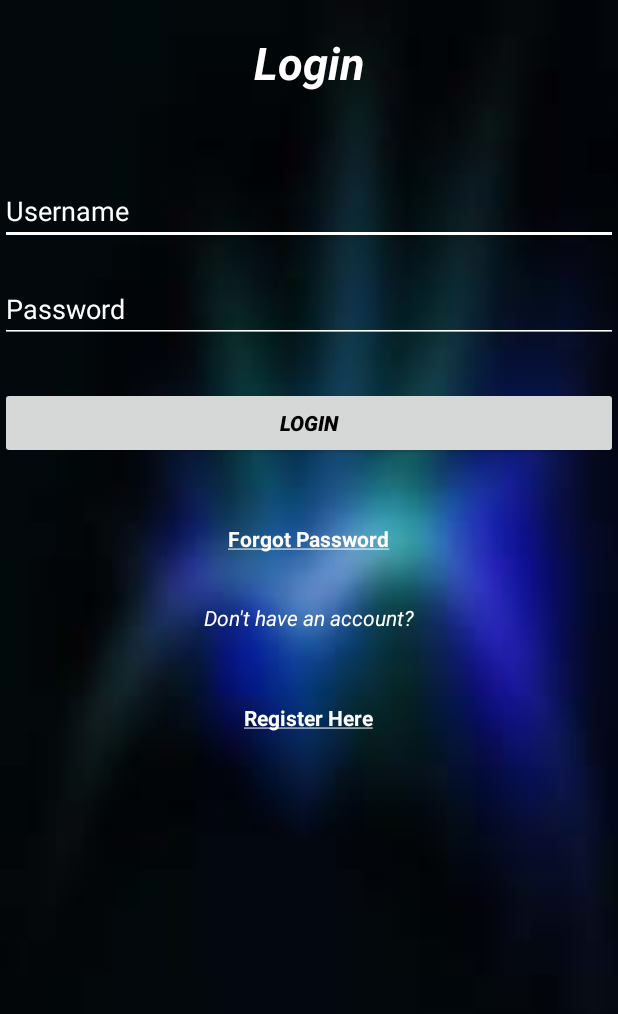
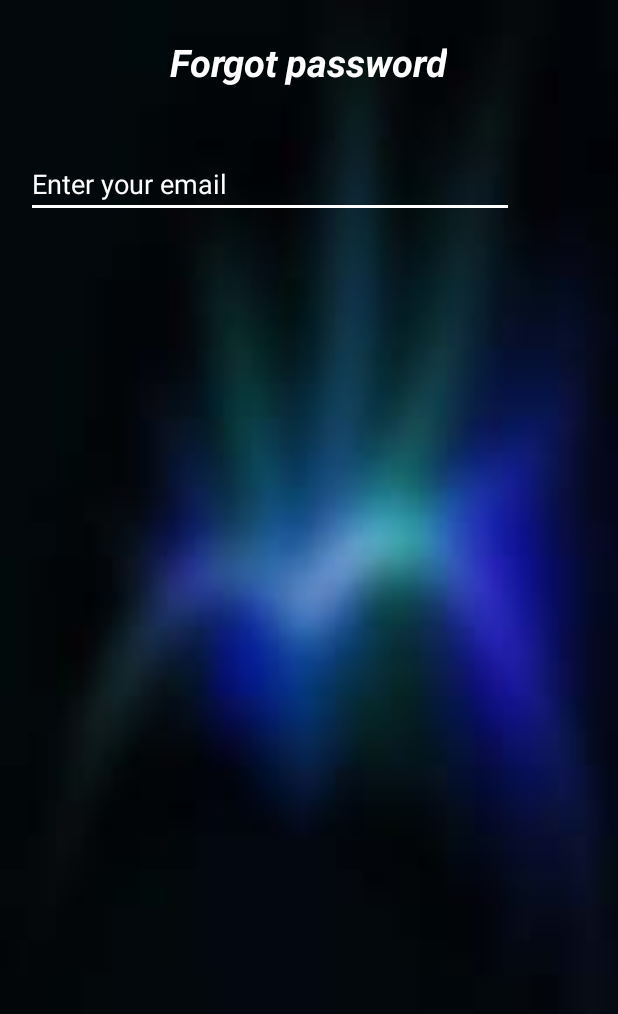
Before and after one commit to rohitraman/LoginandRegister, an Android app: the screen it shows after launch (MainActivity before the commit, Activity_ForgetPassword after it), after a tap on "Forgot Password", on a phone screen of 412 x 824 dp. Shown: the top 1014 px of the screen. Run offline under Robolectric (Android 15) with nearby library versions, the light colour scheme and no system bars.

Commit message:
Changes made

```diff
--- /dev/null
+++ b/app/src/main/java/com/example/hp/loginandregister/Activity_ForgetPassword.java
@@ -0,0 +1,18 @@
+package com.example.hp.loginandregister;
+
+import android.os.Bundle;
+import android.support.v7.app.AppCompatActivity;
+import android.widget.EditText;
+import android.widget.TextView;
+
+public class Activity_ForgetPassword extends AppCompatActivity {
+
+    @Override
+    protected void onCreate(Bundle savedInstanceState) {
+        super.onCreate(savedInstanceState);
+        setContentView(R.layout.activity_forgetpassword);
+        EditText tvEmail=(EditText)findViewById(R.id.et_email);
+        TextView etForgotpassword=(TextView)findViewById(R.id.tv_forgotpassword);
+
+    }
+}
--- /dev/null
+++ b/app/src/main/java/com/example/hp/loginandregister/Activity_Login.java
@@ -0,0 +1,60 @@
+package com.example.hp.loginandregister;
+
+import android.content.Intent;
+import android.os.Bundle;
+import android.support.v7.app.AppCompatActivity;
+import android.view.View;
+import android.widget.Button;
+import android.widget.EditText;
+import android.widget.TextView;
+import android.widget.Toast;
+
+public class Activity_Login extends AppCompatActivity {
+
+    @Override
+    protected void onCreate(Bundle savedInstanceState) {
+        super.onCreate(savedInstanceState);
+        setContentView(R.layout.activity_login);
+
+        final EditText etUsername = (EditText) findViewById(R.id.et_username);
+        final EditText etPassword = (EditText) findViewById(R.id.et_password);
+        final TextView tvLogintext = (TextView) findViewById(R.id.tv_logintext);
+        final TextView tvNoaccount = (TextView) findViewById(R.id.tv_noaccount);
+        final TextView tvForgotpassword = (TextView) findViewById(R.id.tv_forgotpassword);
+        final TextView tvRegister = (TextView) findViewById(R.id.tv_register);
+        final Button btnLogin = (Button) findViewById(R.id.btn_login);
+
+        btnLogin.setOnClickListener(new View.OnClickListener() {
+            @Override
+            public void onClick(View v) {
+                if (etUsername.getText().toString().equals("vader") && etPassword.getText().toString().equals("123")) {
+                    Intent login = new Intent(Activity_Login.this, Activity_Welcome.class);
+                    startActivity(login);
+                    Toast.makeText(getApplicationContext(),"Hello Admin",Toast.LENGTH_LONG).show();
+                    finish();
+                }
+                else
+                {
+                    Toast.makeText(getApplicationContext(), "Wrong Password", Toast.LENGTH_LONG).show();
+                }
+            }
+
+        });
+
+        tvForgotpassword.setOnClickListener(new View.OnClickListener() {
+            @Override
+            public void onClick(View v) {
+                Intent forgotpassIntent = new Intent(Activity_Login.this, Activity_ForgetPassword.class);
+                startActivity(forgotpassIntent);
+            }
+        });
+        tvRegister.setOnClickListener(new View.OnClickListener() {
+            @Override
+            public void onClick(View v) {
+                Intent registerIntent = new Intent(Activity_Login.this, Activity_Register.class);
+                startActivity(registerIntent);
+            }
+        });
+
+    }
+}
--- /dev/null
+++ b/app/src/main/res/layout-land/activity_forgetpassword.xml
@@ -0,0 +1,39 @@
+<?xml version="1.0" encoding="utf-8"?>
+<ScrollView xmlns:android="http://schemas.android.com/apk/res/android"
+    android:orientation="vertical" android:layout_width="match_parent"
+    android:layout_height="match_parent"
+    android:background="@drawable/download">
+<RelativeLayout
+    android:layout_width="match_parent"
+    android:layout_height="match_parent"
+    android:orientation="vertical">
+    <TextView
+        android:id="@+id/tv_forgotpassword"
+        android:layout_width="wrap_content"
+        android:layout_height="wrap_content"
+        android:layout_alignParentTop="true"
+        android:layout_centerHorizontal="true"
+        android:layout_marginTop="24dp"
+        android:text="Forgot password"
+        android:textColor="@color/White"
+        android:textSize="25dp"
+        android:textStyle="italic|bold"/>
+
+    <EditText
+        android:id="@+id/et_email"
+        android:layout_width="600dp"
+        android:layout_height="wrap_content"
+        android:layout_marginTop="41dp"
+        android:ems="10"
+        android:hint="Enter your email"
+        android:textColorHint="@color/White"
+        android:inputType="textEmailAddress"
+        android:backgroundTint="@color/White"
+        android:layout_below="@+id/tv_forgotpassword"
+        android:layout_alignParentLeft="true"
+        android:layout_alignParentStart="true"
+        android:layout_marginLeft="17dp"
+        android:layout_marginStart="17dp" />
+
+</RelativeLayout>
+</ScrollView>
--- a/app/src/main/res/layout-land/activity_login.xml
+++ b/app/src/main/res/layout-land/activity_login.xml
@@ -12,7 +12,7 @@
     android:orientation="vertical">
 
     <EditText
-android:id="@+id/username"
+android:id="@+id/et_username"
 android:layout_width="1700px"
 android:layout_height="wrap_content"
 android:ems="10"
@@ -22,11 +22,11 @@ android:inputType="textPersonName"
 android:backgroundTint="@color/White"
 android:textColor="@color/White"
 android:layout_marginTop="56dp"
-android:layout_below="@+id/logintext"
+android:layout_below="@+id/tv_logintext"
 android:layout_centerHorizontal="true" />
 
 <EditText
-android:id="@+id/password"
+android:id="@+id/et_password"
 android:layout_width="wrap_content"
 android:layout_height="wrap_content"
 android:ems="10"
@@ -36,47 +36,47 @@ android:hint="Password"
 android:inputType="textPassword"
 android:visibility="visible"
 android:backgroundTint="@color/White"
-android:layout_below="@+id/username"
-android:layout_alignLeft="@+id/username"
-android:layout_alignStart="@+id/username"
+android:layout_below="@+id/et_username"
+android:layout_alignLeft="@+id/et_username"
+android:layout_alignStart="@+id/et_username"
 android:layout_marginTop="20dp"
-android:layout_alignRight="@+id/username"
-android:layout_alignEnd="@+id/username" />
+android:layout_alignRight="@+id/et_username"
+android:layout_alignEnd="@+id/et_username" />
 
     <Button
-        android:id="@+id/login"
+        android:id="@+id/btn_login"
         android:layout_width="wrap_content"
         android:layout_height="wrap_content"
-        android:layout_alignEnd="@+id/password"
-        android:layout_alignLeft="@+id/password"
-        android:layout_alignRight="@+id/password"
-        android:layout_alignStart="@+id/password"
-        android:layout_below="@+id/password"
+        android:layout_alignEnd="@+id/et_password"
+        android:layout_alignLeft="@+id/et_password"
+        android:layout_alignRight="@+id/et_password"
+        android:layout_alignStart="@+id/et_password"
+        android:layout_below="@+id/et_password"
         android:layout_marginTop="29dp"
         android:text="login"
         android:textColor="@color/Black"
         android:textStyle="italic|bold" />
 
 <TextView
-android:id="@+id/forgotpassword"
+android:id="@+id/tv_forgotpassword"
 android:layout_width="wrap_content"
 android:layout_height="wrap_content"
 android:text="@string/forgotpassword"
 android:textColor="@color/White"
 android:textStyle="bold"
 android:layout_marginTop="43dp"
-android:layout_below="@+id/login"
+android:layout_below="@+id/btn_login"
 android:layout_centerHorizontal="true" />
 
 <TextView
-android:id="@+id/noaccount"
+android:id="@+id/tv_noaccount"
 android:layout_width="wrap_content"
 android:layout_height="wrap_content"
 android:layout_marginTop="33dp"
 android:text="Don't have an account?"
 android:textStyle="italic"
 android:textColor="@color/White"
-android:layout_below="@+id/forgotpassword"
+android:layout_below="@+id/tv_forgotpassword"
 android:layout_centerHorizontal="true" />
 
 <TextView
@@ -87,11 +87,11 @@ android:layout_marginTop="47dp"
 android:text="@string/RegisterHere"
 android:textStyle="bold"
 android:textColor="@color/White"
-android:layout_below="@+id/noaccount"
+android:layout_below="@+id/tv_noaccount"
 android:layout_centerHorizontal="true" />
 
     <TextView
-        android:id="@+id/logintext"
+        android:id="@+id/tv_logintext"
         android:layout_width="wrap_content"
         android:layout_height="wrap_content"
         android:layout_marginTop="21dp"
--- /dev/null
+++ b/app/src/main/res/layout/activity_forgetpassword.xml
@@ -0,0 +1,40 @@
+<?xml version="1.0" encoding="utf-8"?>
+<ScrollView xmlns:android="http://schemas.android.com/apk/res/android"
+    android:orientation="vertical" android:layout_width="match_parent"
+    android:layout_height="match_parent"
+    android:background="@drawable/download">
+<RelativeLayout
+    android:layout_width="match_parent"
+    android:layout_height="match_parent"
+    android:orientation="vertical">
+    <TextView
+        android:id="@+id/tv_forgotpassword"
+        android:layout_width="wrap_content"
+        android:layout_height="wrap_content"
+        android:layout_alignParentTop="true"
+        android:layout_centerHorizontal="true"
+        android:layout_marginTop="24dp"
+        android:text="Forgot password"
+        android:textColor="@color/White"
+        android:textSize="25dp"
+        android:textStyle="italic|bold"/>
+
+    <EditText
+        android:id="@+id/et_email"
+        android:layout_width="325dp"
+        android:layout_height="wrap_content"
+        android:layout_marginTop="41dp"
+        android:ems="10"
+        android:hint="Enter your email"
+        android:textColorHint="@color/White"
+        android:inputType="textEmailAddress"
+        android:backgroundTint="@color/White"
+        android:layout_below="@+id/tv_forgotpassword"
+        android:layout_alignParentLeft="true"
+        android:layout_alignParentStart="true"
+        android:layout_marginLeft="17dp"
+        android:layout_marginStart="17dp"
+        android:textColor="@color/White"/>
+
+</RelativeLayout>
+</ScrollView>
--- a/app/src/main/res/layout/activity_login.xml
+++ b/app/src/main/res/layout/activity_login.xml
@@ -12,7 +12,7 @@
     android:orientation="vertical">
 
 <EditText
-android:id="@+id/username"
+android:id="@+id/et_username"
 android:layout_width="1000px"
 android:layout_height="wrap_content"
 android:ems="10"
@@ -22,11 +22,11 @@ android:inputType="textPersonName"
 android:backgroundTint="@color/White"
 android:textColor="@color/White"
 android:layout_marginTop="56dp"
-android:layout_below="@+id/logintext"
+android:layout_below="@+id/tv_logintext"
 android:layout_centerHorizontal="true" />
 
 <EditText
-android:id="@+id/password"
+android:id="@+id/et_password"
 android:layout_width="wrap_content"
 android:layout_height="wrap_content"
 android:ems="10"
@@ -36,61 +36,61 @@ android:hint="Password"
 android:inputType="textPassword"
 android:visibility="visible"
 android:backgroundTint="@color/White"
-android:layout_below="@+id/username"
-android:layout_alignLeft="@+id/username"
-android:layout_alignStart="@+id/username"
+android:layout_below="@+id/et_username"
+android:layout_alignLeft="@+id/et_username"
+android:layout_alignStart="@+id/et_username"
 android:layout_marginTop="20dp"
-android:layout_alignRight="@+id/username"
-android:layout_alignEnd="@+id/username" />
+android:layout_alignRight="@+id/et_username"
+android:layout_alignEnd="@+id/et_username" />
 <Button
-        android:id="@+id/login"
+        android:id="@+id/btn_login"
         android:layout_width="wrap_content"
         android:layout_height="wrap_content"
-        android:layout_alignEnd="@+id/password"
-        android:layout_alignLeft="@+id/password"
-        android:layout_alignRight="@+id/password"
-        android:layout_alignStart="@+id/password"
-        android:layout_below="@+id/password"
+        android:layout_alignEnd="@+id/et_password"
+        android:layout_alignLeft="@+id/et_password"
+        android:layout_alignRight="@+id/et_password"
+        android:layout_alignStart="@+id/et_password"
+        android:layout_below="@+id/et_password"
         android:layout_marginTop="29dp"
         android:text="login"
         android:textColor="@color/Black"
         android:textStyle="italic|bold" />
 
 <TextView
-android:id="@+id/forgotpassword"
+android:id="@+id/tv_forgotpassword"
 android:layout_width="wrap_content"
 android:layout_height="wrap_content"
 android:text="@string/forgotpassword"
 android:textColor="@color/White"
 android:textStyle="bold"
 android:layout_marginTop="43dp"
-android:layout_below="@+id/login"
+android:layout_below="@+id/btn_login"
 android:layout_centerHorizontal="true" />
 
 <TextView
-android:id="@+id/noaccount"
+android:id="@+id/tv_noaccount"
 android:layout_width="wrap_content"
 android:layout_height="wrap_content"
 android:layout_marginTop="33dp"
 android:text="Don't have an account?"
 android:textStyle="italic"
 android:textColor="@color/White"
-android:layout_below="@+id/forgotpassword"
+android:layout_below="@+id/tv_forgotpassword"
 android:layout_centerHorizontal="true" />
 
     <TextView
-android:id="@+id/register"
+        android:id="@+id/tv_register"
         android:layout_width="wrap_content"
         android:layout_height="wrap_content"
+        android:layout_below="@+id/tv_noaccount"
+        android:layout_centerHorizontal="true"
         android:layout_marginTop="47dp"
         android:text="@string/RegisterHere"
-android:textStyle="bold"
         android:textColor="@color/White"
-android:layout_below="@+id/noaccount"
-android:layout_centerHorizontal="true" />
+        android:textStyle="bold" />
 
     <TextView
-        android:id="@+id/logintext"
+        android:id="@+id/tv_logintext"
         android:layout_width="wrap_content"
         android:layout_height="wrap_content"
         android:layout_marginTop="21dp"
```
Also changed, not shown: app/src/main/AndroidManifest.xml (+4 -4 lines), app/src/main/java/com/example/hp/loginandregister/Activity_Register.java (added, +22 -0 lines), app/src/main/java/com/example/hp/loginandregister/Activity_Welcome.java (added, +31 -0 lines), app/src/main/res/layout-land/activity_register.xml (added, +100 -0 lines), app/src/main/res/layout-land/activity_welcome.xml (added, +35 -0 lines), app/src/main/res/layout/activity_register.xml (added, +103 -0 lines), app/src/main/res/layout/activity_welcome.xml (added, +35 -0 lines). Lines whose indentation alone changed are shown as unchanged.
